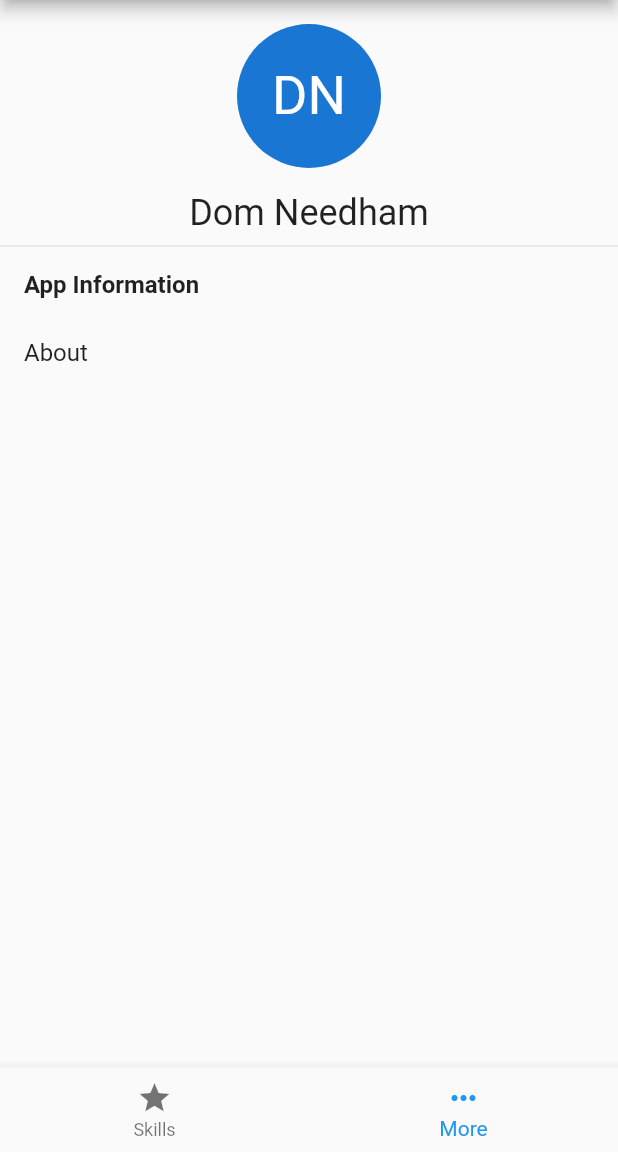
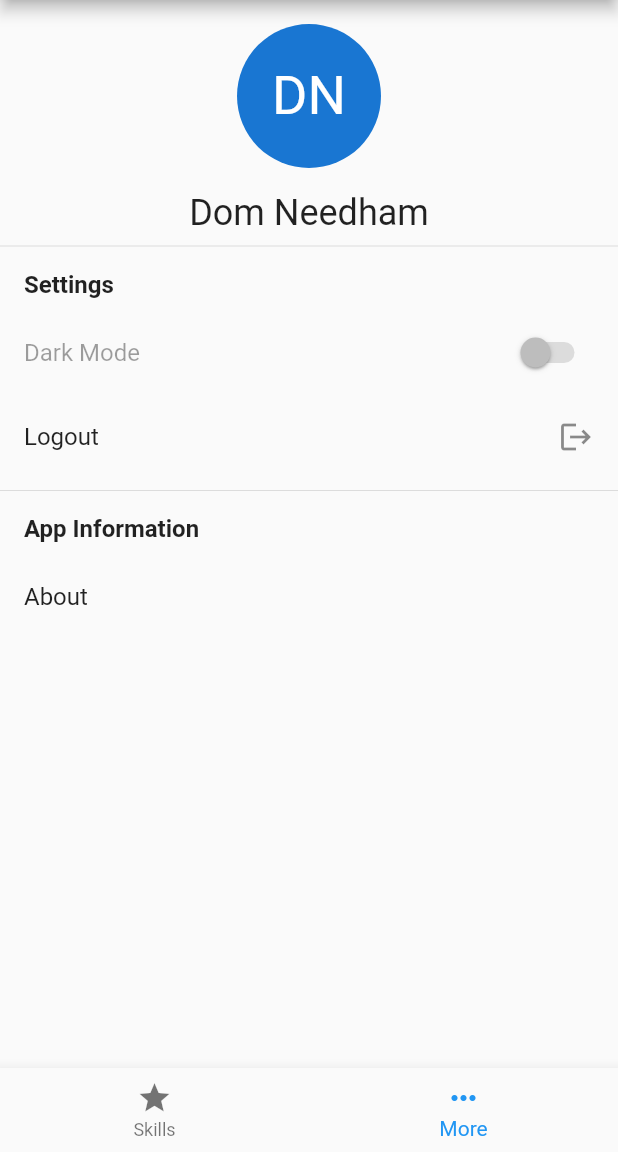
Before and after one commit to domneedham/uni-ssa.client, a Flutter app: the screen it shows after launch, item 2 of the bottom bar chosen, on a phone screen of 412 x 824 dp, the part 84-1236 px from its top. Run offline on Flutter 3.47's test engine with Material 2 defaults, Android fonts, the phone set to English and light mode, and no system bars; our stand-ins replace get; missing offline and left inert: flutter_iconpicker.

Commit message:
make app settings generic across manager and staff more tabs

```diff
--- a/lib/app/ui/pages/manager_more_tab/manager_more_tab_settings.dart
+++ b/lib/app/ui/global_widgets/more_tab_settings.dart
@@ -1,7 +1,7 @@
 import 'package:flutter/material.dart';
 
-class ManagerMoreTabSettings extends StatelessWidget {
-  const ManagerMoreTabSettings({
+class MoreTabSettings extends StatelessWidget {
+  const MoreTabSettings({
     Key? key,
   }) : super(key: key);
 
--- a/lib/app/ui/pages/manager_more_tab/manager_more_tab.dart
+++ b/lib/app/ui/pages/manager_more_tab/manager_more_tab.dart
@@ -2,9 +2,8 @@ import 'package:flutter/material.dart';
 import 'package:get/get.dart';
 import 'package:ssa_app/app/controllers/manager_more_tab_controller.dart';
 import 'package:ssa_app/app/ui/global_widgets/more_tab_app_information.dart';
+import 'package:ssa_app/app/ui/global_widgets/more_tab_settings.dart';
 import 'package:ssa_app/app/ui/global_widgets/user_profile_header.dart';
-
-import 'manager_more_tab_settings.dart';
 
 class ManagerMoreTab extends GetWidget<ManagerMoreTabController> {
   @override
@@ -18,7 +17,7 @@ class ManagerMoreTab extends GetWidget<ManagerMoreTabController> {
         children: [
           UserProfileHeader(user: controller.user),
           Divider(),
-          ManagerMoreTabSettings(),
+          MoreTabSettings(),
           Divider(),
           MoreTabAppInformation(),
         ],
--- a/lib/app/ui/pages/staff_more_tab/staff_more_tab.dart
+++ b/lib/app/ui/pages/staff_more_tab/staff_more_tab.dart
@@ -2,6 +2,7 @@ import 'package:flutter/material.dart';
 import 'package:get/get.dart';
 import 'package:ssa_app/app/controllers/staff_more_tab_controller.dart';
 import 'package:ssa_app/app/ui/global_widgets/more_tab_app_information.dart';
+import 'package:ssa_app/app/ui/global_widgets/more_tab_settings.dart';
 import 'package:ssa_app/app/ui/global_widgets/user_profile_header.dart';
 
 class StaffMoreTab extends GetWidget<StaffMoreTabController> {
@@ -16,6 +17,8 @@ class StaffMoreTab extends GetWidget<StaffMoreTabController> {
         children: [
           UserProfileHeader(user: controller.user),
           Divider(),
+          MoreTabSettings(),
+          Divider(),
           MoreTabAppInformation(),
         ],
       ),
```
Also changed, not shown: 2 other files.
